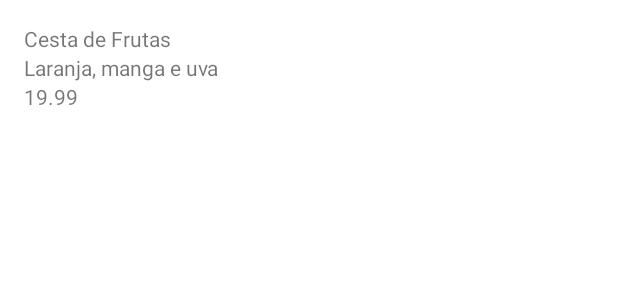
After one commit to aline-mattos/orgs, an Android app: the layout activity_main.xml on its own in the app's theme, with its tools: preview values and no code run, on a phone screen of 412 x 824 dp. The commit adds this screen. Shown: the top 300 px of the screen. Run offline under Robolectric (Android 15) with nearby library versions, the phone set to English and light mode, and no system bars.

Commit message:
implementing product layout

```diff
--- a/app/src/main/java/com/belominha/orgs/MainActivity.kt
+++ b/app/src/main/java/com/belominha/orgs/MainActivity.kt
@@ -10,9 +10,7 @@ class MainActivity : Activity() {
 
     override fun onCreate(savedInstanceState: Bundle?) {
         super.onCreate(savedInstanceState)
-        val view = TextView(this)
-        view.setText("cesta de frutas")
-        setContentView(view)
+        setContentView(R.layout.activity_main)
 
     }
 
--- /dev/null
+++ b/app/src/main/res/layout/activity_main.xml
@@ -0,0 +1,41 @@
+<?xml version="1.0" encoding="utf-8"?>
+<androidx.constraintlayout.widget.ConstraintLayout xmlns:android="http://schemas.android.com/apk/res/android"
+    xmlns:tools="http://schemas.android.com/tools"
+    android:layout_width="match_parent"
+    android:layout_height="match_parent"
+    xmlns:app="http://schemas.android.com/apk/res-auto">
+
+    <TextView
+        android:id="@+id/title"
+        android:layout_margin="16dp"
+        android:layout_width="match_parent"
+        android:layout_height="wrap_content"
+        android:text="Cesta de Frutas"
+        app:layout_constraintEnd_toEndOf="parent"
+        app:layout_constraintTop_toTopOf="parent"
+        tools:layout_editor_absoluteX="0dp"
+        tools:layout_editor_absoluteY="0dp" />
+
+    <TextView
+        android:id="@+id/description"
+        android:layout_marginStart="16dp"
+        android:layout_marginEnd="16dp"
+        android:layout_width="match_parent"
+        android:layout_height="wrap_content"
+        android:text="Laranja, manga e uva"
+        app:layout_constraintEnd_toStartOf="parent"
+        app:layout_constraintTop_toBottomOf="@id/title"
+        />
+
+    <TextView
+        android:id="@+id/value"
+        android:layout_marginStart="16dp"
+        android:layout_marginEnd="16dp"
+        android:layout_width="match_parent"
+        android:layout_height="wrap_content"
+        app:layout_constraintEnd_toStartOf="parent"
+        android:text="19.99"
+        app:layout_constraintTop_toBottomOf="@id/description"/>
+
+
+</androidx.constraintlayout.widget.ConstraintLayout>
```
